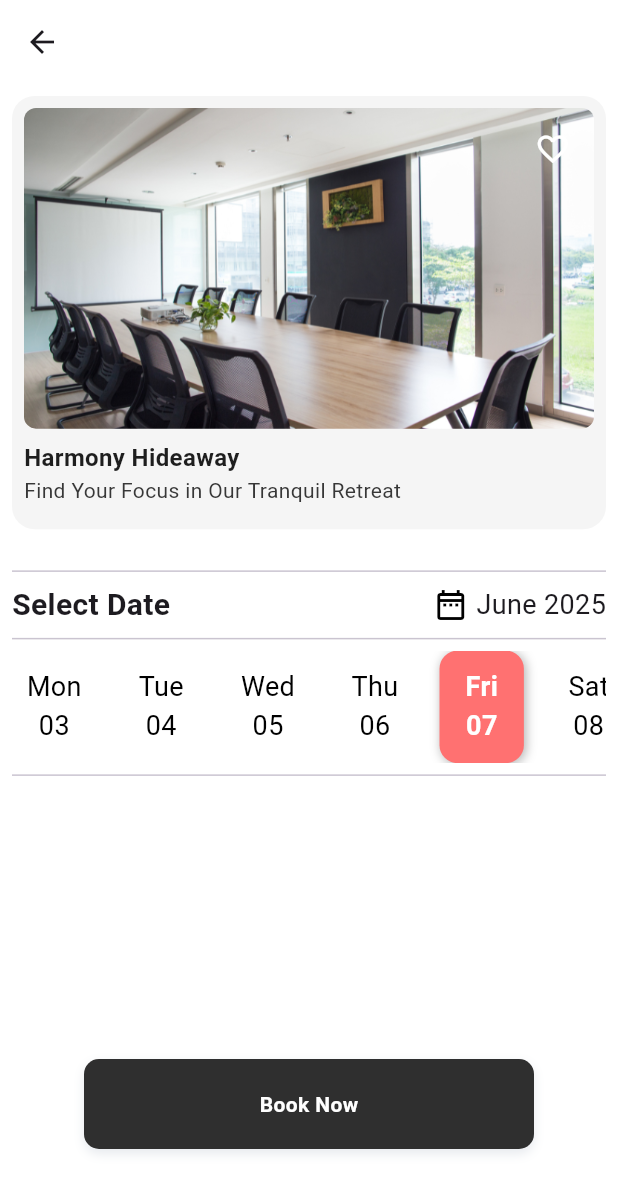
After one commit to Umang-Reformiqo-2024/workspace, a Flutter app: the ItemDetailScreen screen opened directly with sample values from the repository, on a phone screen of 412 x 824 dp. The commit adds this screen. Shown: the top 1193 px of the screen. Run offline on Flutter 3.47's test engine with Material 3 defaults, Android fonts, the phone set to English and light mode, and no system bars; drawn by our look-alikes of carousel_slider; our stand-ins replace flutter_svg, get, quickalert, vector_graphics; Roboto replaces fonts that are missing (proximanovaRegular); project files that could hold a hidden picture were left out.

Commit message:
As on 07-06-2024

```diff
--- /dev/null
+++ b/lib/controller/item_detail_controller.dart
@@ -0,0 +1,32 @@
+import 'package:get/get.dart';
+
+class ItemDetailController extends GetxController{
+
+  List<DateTimeObject> bookingDateList=[
+    DateTimeObject(date: "03", day: "Mon"),
+    DateTimeObject(date: "04", day: "Tue"),
+    DateTimeObject(date: "05", day: "Wed"),
+    DateTimeObject(date: "06", day: "Thu"),
+    DateTimeObject(date: "07", day: "Fri",isSelected: true),
+    DateTimeObject(date: "08", day: "Sat"),
+    DateTimeObject(date: "09", day: "Sun"),
+  ];
+
+  onTapDateSelection({required int index}) {
+    for(var element in bookingDateList){
+      element.isSelected=false;
+    }
+    bookingDateList[index].isSelected=true;
+    update();
+  }
+
+}
+
+class DateTimeObject{
+  String? day;
+  String? date;
+  bool isSelected=false;
+
+  DateTimeObject({required this.date,required this.day,this.isSelected=false});
+
+}
--- a/lib/screens/home_screen.dart
+++ b/lib/screens/home_screen.dart
@@ -6,6 +6,8 @@ import 'package:vector_graphics/vector_graphics.dart';
 import 'package:workspace/app_data/app_colors/app_color.dart';
 import 'package:workspace/app_data/app_fonts/app_font.dart';
 import 'package:workspace/controller/home_controller.dart';
+import 'package:workspace/controller/item_detail_controller.dart';
+import 'package:workspace/screens/item_detail_screen.dart';
 
 import '../widgets/category_widget.dart';
 import '../widgets/recommended_space_widget.dart';
@@ -137,15 +139,19 @@ class HomeScreen extends StatelessWidget {
                   ListView.builder(
                     itemCount: controller.itemListHome.length,
                     shrinkWrap: true,
-                    physics: NeverScrollableScrollPhysics(),
+                    physics: const NeverScrollableScrollPhysics(),
                     itemBuilder: (context, index) {
-                    return RecommendedSpaceItem(
+                    return Material(
+                      color: Colors.transparent,
+                      child: RecommendedSpaceItem(
+                        heroTag: "Hero_Tag_$index",
                       pngAssetPath: controller.itemListHome[index].pngAssetPath,
                       title: controller.itemListHome[index].title,
                       description: controller.itemListHome[index].subTitle,
                       favIcon: Icon(controller.itemListHome[index].isFavourite?Icons.favorite_outlined:Icons.favorite_outline_sharp,color:controller.itemListHome[index].isFavourite?AppColor.red: Colors.white,),
-                    onTapItem: () => debugPrint("====[On Tap Item]==="),
+                      onTapItem: () => Get.to(()=> ItemDetailScreen(itemDetail: controller.itemListHome[index],heroTag: "Hero_Tag_$index",),duration: const Duration(milliseconds: 500),transition: Transition.fade,curve: Curves.ease),
                       onTapFavIcon:  () => controller.onTapFavButton(index:index),
+                        ),
                     );
                     },
                   ),
--- /dev/null
+++ b/lib/screens/item_detail_screen.dart
@@ -0,0 +1,93 @@
+import 'package:flutter/material.dart';
+import 'package:get/get.dart';
+import 'package:workspace/app_data/app_fonts/app_font.dart';
+import 'package:workspace/controller/item_detail_controller.dart';
+import 'package:workspace/model/home_item_model_class.dart';
+import 'package:workspace/widgets/button_widget.dart';
+import 'package:workspace/widgets/date_card_widget.dart';
+import 'package:workspace/widgets/recommended_space_widget.dart';
+
+import '../app_data/app_colors/app_color.dart';
+
+class ItemDetailScreen extends StatelessWidget {
+  HomeItemModelClass itemDetail;
+  String heroTag;
+  ItemDetailScreen({super.key,required this.itemDetail,required this.heroTag});
+
+  @override
+  Widget build(BuildContext context) {
+    return GetBuilder(
+      init: ItemDetailController(),
+      builder: (controller) {
+        return SafeArea(child: Scaffold(
+          backgroundColor: Colors.white,
+          appBar: AppBar(
+            backgroundColor: Colors.white,
+          ),
+          body: Padding(padding: const EdgeInsets.all(8),
+          child: Column(
+            children: [
+              Material(
+          color: Colors.transparent,
+                child: RecommendedSpaceItem(
+                  heroTag: heroTag,
+                  pngAssetPath: itemDetail.pngAssetPath,
+                  title: itemDetail.title,
+                  description: itemDetail.subTitle,
+                  favIcon: Icon(itemDetail.isFavourite?Icons.favorite_outlined:Icons.favorite_outline_sharp,color:itemDetail.isFavourite?AppColor.red: Colors.white,),
+                  onTapItem: () {},
+                  onTapFavIcon: () {},),
+              ),
+              const SizedBox(height: 10,),
+              const Divider(),
+              const Row(
+                children: [
+                  Text("Select Date",style: TextStyle(
+                    fontWeight: FontWeight.bold,
+                    fontFamily: AppFont.primary,
+                    fontSize: 20
+                  ),),
+                  Spacer(),
+                  Icon(Icons.date_range_outlined,color: Colors.black,),
+                  SizedBox(width: 5,),
+                  Text("June 2025",style: TextStyle(
+                    fontSize: 18,
+                    fontFamily: AppFont.primary
+                  ),)
+                ],
+              ),
+              const Divider(),
+              SizedBox(
+                height: 75,
+                child: GridView.builder(
+                  scrollDirection: Axis.horizontal,
+                  itemCount: controller.bookingDateList.length,
+                  gridDelegate: SliverGridDelegateWithFixedCrossAxisCount(crossAxisCount: 1,mainAxisSpacing: 15,childAspectRatio: 16/12),
+                  itemBuilder: (context, index) => DateCardWidget(onTap: () => controller.onTapDateSelection(index: index), isSelected: controller.bookingDateList[index].isSelected, date: "${controller.bookingDateList[index].date}", day: "${controller.bookingDateList[index].day}"),),
+              ),
+              // Row(
+              //   mainAxisAlignment: MainAxisAlignment.spaceEvenly,
+              //   crossAxisAlignment: CrossAxisAlignment.center,
+              //   children: [
+              //     DateCardWidget(onTap: () {
+              //       debugPrint("====[F]======");
+              //     }, isSelected: false, date: "Mon", day: "05"),
+              //     DateCardWidget(onTap: () {
+              //       debugPrint("====[T]======");
+              //     }, isSelected: true, date: "Mon", day: "05"),DateCardWidget(onTap: () {
+              //       debugPrint("====[F]======");
+              //     }, isSelected: false, date: "Mon", day: "05"),
+              //   ],
+              // ),
+              const Divider(),
+              Spacer(),
+              ButtonWidget.primaryButton(text: Text("Book Now",style: TextStyle(color: Colors.white,fontWeight: FontWeight.bold,fontFamily: AppFont.primary),), onTap: () {},),
+              SizedBox(height: 50,)
+            ],
+          ),
+          ),
+        ));
+      },
+    );
+  }
+}
--- /dev/null
+++ b/lib/widgets/date_card_widget.dart
@@ -0,0 +1,58 @@
+import 'package:flutter/material.dart';
+
+class DateCardWidget extends StatelessWidget {
+  final double height;
+  final double width;
+  final double borderRadius;
+  final Color inActiveColor;
+  final Color activeColor;
+  final TextStyle inActiveTextStyle;
+  final TextStyle activeTextStyle;
+  final void Function() onTap;
+  final bool isSelected;
+  final String date;
+  final String day;
+
+  const DateCardWidget(
+      {super.key,
+        this.height=70,
+        this.width=60,
+        this.borderRadius=12,
+        this.inActiveColor=Colors.transparent,
+        this.activeColor=const Color(0xFFFF7171),
+        this.inActiveTextStyle=const TextStyle(fontSize: 18,fontWeight: FontWeight.normal,color: Colors.black),
+        this.activeTextStyle=const TextStyle(fontSize: 18,fontWeight: FontWeight.bold,color: Colors.white),
+        required this.onTap,
+        required this.isSelected,
+        required this.date,
+        required this.day}
+      );
+
+  @override
+  Widget build(BuildContext context) {
+    return Material(
+      color: Colors.transparent,
+      child: InkWell(
+        splashFactory: NoSplash.splashFactory,
+        onTap: () => onTap(),
+        child: Container(
+          height: height,
+          width: width,
+          decoration: BoxDecoration(
+              color: isSelected?activeColor:inActiveColor,
+              borderRadius: BorderRadius.circular(borderRadius),
+              boxShadow:[isSelected?BoxShadow(color: Colors.black.withOpacity(0.3),spreadRadius: 0,blurRadius: 5,offset: const Offset(1, 1)):const BoxShadow(color: Colors.transparent)]
+          ),
+          child: Column(
+            crossAxisAlignment: CrossAxisAlignment.center,
+            mainAxisAlignment: MainAxisAlignment.center,
+            children: [
+              Text(day,style: isSelected?activeTextStyle:inActiveTextStyle),
+              Text(date,style: isSelected?activeTextStyle:inActiveTextStyle)
+            ],
+          ),
+        ),
+      ),
+    );
+  }
+}
--- a/lib/widgets/recommended_space_widget.dart
+++ b/lib/widgets/recommended_space_widget.dart
@@ -11,6 +11,7 @@ class RecommendedSpaceItem extends StatelessWidget {
   final Widget favIcon;
   final void Function() onTapItem;
   final void Function() onTapFavIcon;
+  final String heroTag;
 
   RecommendedSpaceItem({
     required this.pngAssetPath,
@@ -18,12 +19,17 @@ class RecommendedSpaceItem extends StatelessWidget {
     required this.description,
     required this.favIcon,
     required this.onTapItem,
-    required this.onTapFavIcon
+    required this.onTapFavIcon,
+    this.heroTag="Hero_Tag_"
   });
+
+  final PageStorageBucket _bucket = PageStorageBucket();
 
   @override
   Widget build(BuildContext context) {
-    return Container(
+    return Material(
+        color: Colors.transparent,
+      child: Container(
         padding: const EdgeInsets.all(8),
         margin: const EdgeInsets.only(bottom: 10),
         decoration: BoxDecoration(
@@ -32,12 +38,17 @@ class RecommendedSpaceItem extends StatelessWidget {
         ),
         child: InkWell(
           onTap: () => onTapItem(),
+          child: Hero(
+            tag: heroTag,
+            child: SingleChildScrollView(
               child: Column(
                 crossAxisAlignment: CrossAxisAlignment.start,
                 children: [
                   Stack(
                     children: [
-                CarouselSlider(
+                      PageStorage(
+                        bucket: _bucket,
+                        child: CarouselSlider(
                             items: List.generate(5, (index) => ClipRRect(
                               borderRadius: BorderRadius.circular(8.0),
                               child: Image.asset(
@@ -54,6 +65,7 @@ class RecommendedSpaceItem extends StatelessWidget {
 
                             ),
                         ),
+                      ),
                       // ClipRRect(
                       //   borderRadius: BorderRadius.circular(10),
                       //   child: Image.asset(
@@ -66,12 +78,17 @@ class RecommendedSpaceItem extends StatelessWidget {
                       Positioned(
                         top: 10,
                         right: 10,
+                        child: Material(
+                          color: Colors.transparent,
+                          type: MaterialType.transparency,
                           child: InkWell(
+                            splashFactory: NoSplash.splashFactory,
                             onTap: () => onTapFavIcon(),
-                    child: Container(
+                            child: SizedBox(
                                 height: 35,
                                 width: 35,
                                 child: favIcon),
+                          ),
                         ),
                       ),
                     ],
@@ -83,6 +100,9 @@ class RecommendedSpaceItem extends StatelessWidget {
                 ],
               ),
             ),
+          ),
+        ),
+      ),
     );
   }
 }
--- a/lib/widgets/text_widget.dart
+++ b/lib/widgets/text_widget.dart
@@ -3,8 +3,10 @@ import 'package:flutter/material.dart';
 class TextWidget{
 
   /// Simple Text Widget
-  static Text simpleText({required String data,double fontSize=14,Color fontColor=Colors.black,String fontFamily="proximanovaRegular",FontWeight fontWeight=FontWeight.normal}){
-    return Text(
+  static simpleText({required String data,double fontSize=14,Color fontColor=Colors.black,String fontFamily="proximanovaRegular",FontWeight fontWeight=FontWeight.normal}){
+    return Material(
+      color: Colors.transparent,
+      child: Text(
         data,
         style: TextStyle(
           fontFamily: fontFamily,
@@ -13,6 +15,7 @@ class TextWidget{
           fontWeight: fontWeight,
         ),
 
+      ),
     );
   }
 
```
Lines whose indentation alone changed are shown as unchanged.
